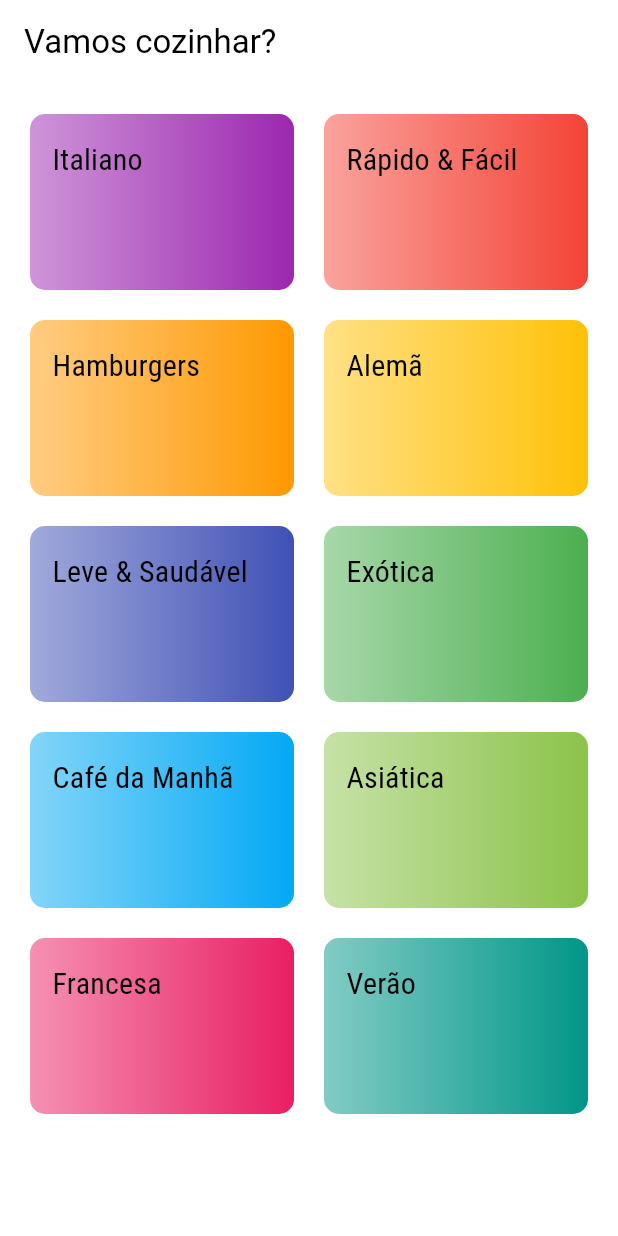
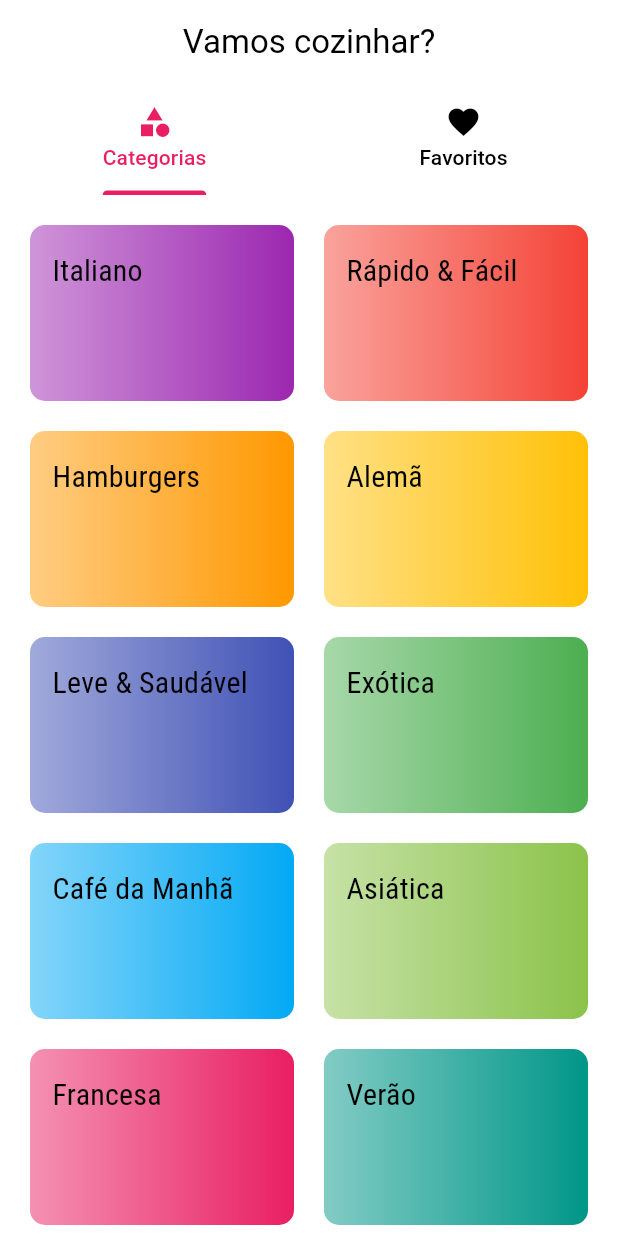
Before and after one commit to RhuanVitor/mealApp, a Flutter app: the screen it shows after launch, on a phone screen of 412 x 824 dp. Run offline on Flutter 3.47's test engine with Material 3 defaults, Android fonts, the phone set to English and light mode, and no system bars.

Commit message:
tab bar superior para aba de categorias e favoritos

```diff
--- a/lib/main.dart
+++ b/lib/main.dart
@@ -5,6 +5,8 @@ import './utils/app_routes.dart';
 import './screens/categories_screen.dart';
 import './screens/categories_meal_screen.dart';
 import './screens/meal_detail_screen.dart';
+import './screens/tabs_screen.dart';
+
 void main() => runApp(MyApp());
 
 class MyApp extends StatelessWidget{
@@ -29,7 +31,7 @@ class MyApp extends StatelessWidget{
         )
       ),
       routes: {
-        AppRoutes.HOME: (ctx) => CategoriesScreen(),
+        AppRoutes.HOME: (ctx) => TabsScreen(),
         AppRoutes.CATEGORIES_MEAL: (ctx) => CategoriesMealScreen(),
         AppRoutes.MEAL_DETAIL: (ctx) => MealDetailScreen()
       },
--- a/lib/screens/categories_screen.dart
+++ b/lib/screens/categories_screen.dart
@@ -6,11 +6,7 @@ class CategoriesScreen extends StatelessWidget{
 
   @override
   Widget build (BuildContext context){
-    return Scaffold(
-      appBar: AppBar(
-        title: Text("Vamos cozinhar?"),
-      ),
-      body: GridView(
+    return GridView(
         padding: EdgeInsets.all(20),
         gridDelegate: SliverGridDelegateWithMaxCrossAxisExtent(
           maxCrossAxisExtent: 200,
@@ -21,7 +17,6 @@ class CategoriesScreen extends StatelessWidget{
         children: [
           ...dummyCategories.map((c) => CategoryItem(c))
         ],
-      ),
-    );
+      );
   }
 }
--- /dev/null
+++ b/lib/screens/favorite_screen.dart
@@ -0,0 +1,10 @@
+import 'package:flutter/material.dart';
+
+class FavoriteScreen extends StatelessWidget{
+  @override
+  Widget build (BuildContext context){
+    return Center(
+      child: Text("Nenhum favorito adicionado")
+    );
+  }
+}
--- /dev/null
+++ b/lib/screens/tabs_screen.dart
@@ -0,0 +1,37 @@
+import 'package:flutter/material.dart';
+import '../screens/categories_screen.dart';
+import '../screens/favorite_screen.dart';
+
+class TabsScreen extends StatelessWidget{
+
+
+  @override
+  Widget build (BuildContext context){
+    return DefaultTabController(
+      length: 2,
+      child: Scaffold(
+        appBar: AppBar(
+          title: Center(child: Text("Vamos cozinhar?")),
+          bottom: TabBar(
+            tabs: [
+              Tab(
+                icon: Icon(Icons.category),
+                text: "Categorias",
+              ),
+              Tab(
+                icon: Icon(Icons.favorite),
+                text: "Favoritos",
+              ),
+            ]
+          ),
+        ),
+        body: TabBarView(
+          children: [
+            CategoriesScreen(),
+            FavoriteScreen()
+          ]
+        ),
+      )
+    );
+  }
+}
```
